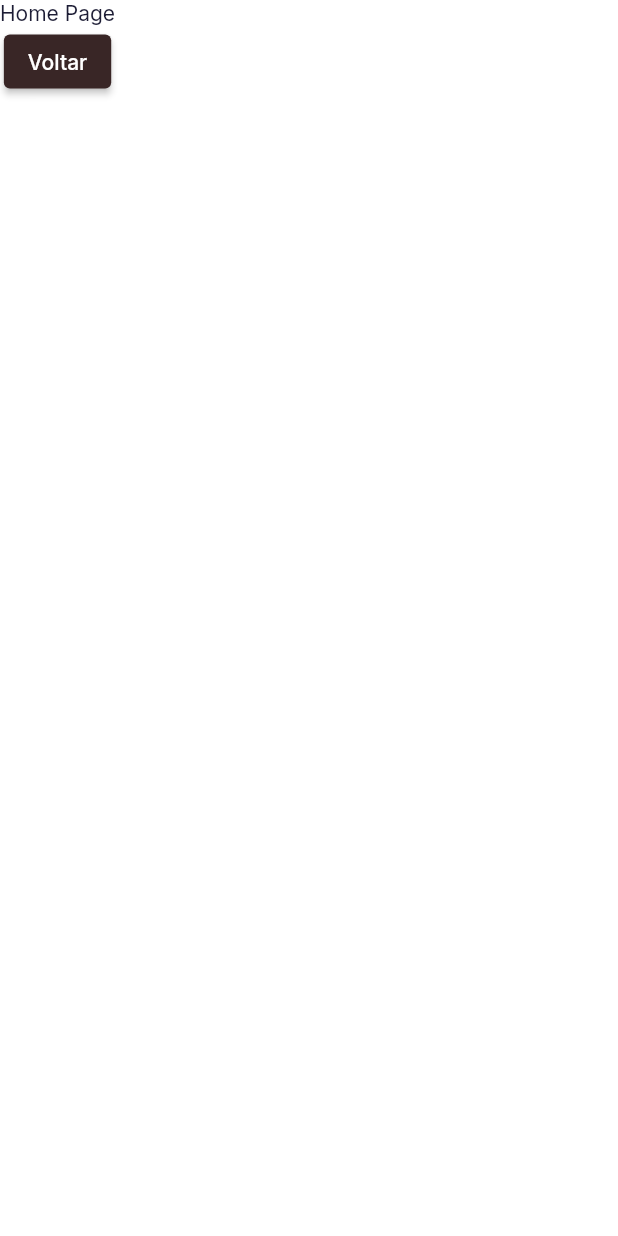
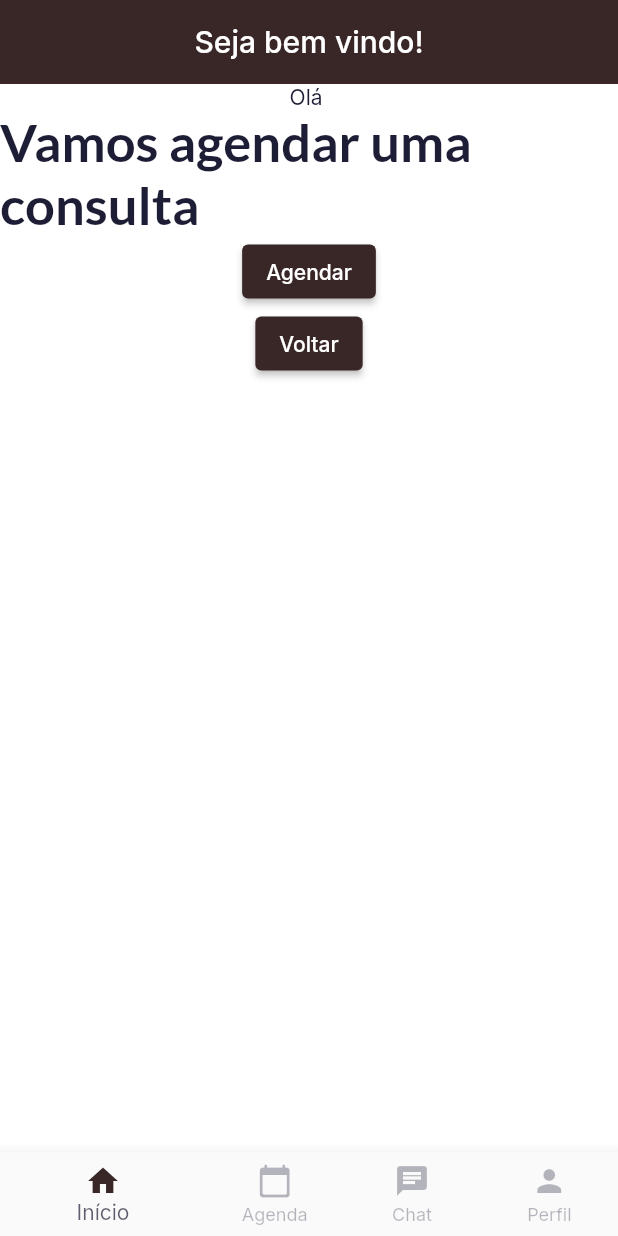
Before and after one commit to lauroduarte/stephanie_nutri, a Flutter app: the screen it shows once a user with an empty profile is signed in, after a tap on "Voltar", on a phone screen of 412 x 824 dp. Run offline on Flutter 3.47's test engine with Material 2 defaults, Android fonts, the phone set to English and light mode, and no system bars; our stand-ins replace cloud_firestore, firebase_auth, firebase_core, google_fonts, google_sign_in, group_button and 1 more; missing offline and left inert: flutter_facebook_auth; accounts and stored records are empty.

Commit message:
Inicio da implementacao do calendario

```diff
--- a/lib/main.dart
+++ b/lib/main.dart
@@ -1,16 +1,22 @@
+import 'package:cloud_firestore/cloud_firestore.dart';
 import 'package:firebase_auth/firebase_auth.dart';
 import 'package:firebase_core/firebase_core.dart';
 import 'package:flutter/material.dart';
 import 'package:provider/provider.dart';
+import 'package:intl/intl.dart';
+import 'package:intl/date_symbol_data_local.dart';
+
 import 'package:stephanie_nutri/services/authentication_services.dart';
 import 'package:stephanie_nutri/screens/home_page.dart';
 import 'package:stephanie_nutri/screens/sign_in.dart';
+import 'package:stephanie_nutri/services/booking_services.dart';
 import 'package:stephanie_nutri/services/users_services.dart';
 import 'package:stephanie_nutri/themes/theme.dart';
 
 Future<void> main() async {
   WidgetsFlutterBinding.ensureInitialized();
   await Firebase.initializeApp();
+  await initializeDateFormatting('pt_BR', null);
   runApp(const MyApp());
 }
 
@@ -26,13 +32,20 @@ class MyApp extends StatelessWidget {
           create: (_) => AuthenticationService(FirebaseAuth.instance),
         ),
         Provider<UserService>(
-          create: (_)=> UserService(),
+          create: (_) => UserService(),
+        ),
+        Provider<BookingService>(
+          create: (_) => BookingService(),
         ),
         StreamProvider(
           initialData: null,
           create: (context) =>
               context.read<AuthenticationService>().authStateChanges,
-        )
+        ),
+        StreamProvider<QuerySnapshot?>(
+          create: (context) => context.read<BookingService>().availableDays,
+          initialData: null,
+        ),
       ],
       child: MaterialApp(
         title: 'Stephanie Nutri',
--- /dev/null
+++ b/lib/screens/appointments.dart
@@ -0,0 +1,12 @@
+import 'package:flutter/material.dart';
+
+class Appointments extends StatelessWidget {
+  const Appointments({Key? key}) : super(key: key);
+
+  @override
+  Widget build(BuildContext context) {
+    return Container(
+    child: Text('Appointments'),
+    );
+  }
+}
--- a/lib/screens/home_page.dart
+++ b/lib/screens/home_page.dart
@@ -1,35 +1,52 @@
 import 'package:flutter/material.dart';
 import 'package:provider/provider.dart';
+import 'package:stephanie_nutri/screens/appointments.dart';
+import 'package:stephanie_nutri/screens/welcome.dart';
 
 import '../services/authentication_services.dart';
 
-
-class HomePage extends StatelessWidget {
+class HomePage extends StatefulWidget {
   const HomePage({Key? key}) : super(key: key);
 
+  @override
+  State<HomePage> createState() => _HomePageState();
+}
+
+class _HomePageState extends State<HomePage> {
+
+  final _pageOptions = [
+    Welcome(),
+    Appointments(),
+    Welcome(),
+    Welcome(),
+  ];
+
+  int selectedPage = 0;
+
   // _logout() async {
-  //   SharedPreferences sharedPreference = await SharedPreferences.getInstance();
-  //   await sharedPreference.remove('token');
-  // }
-
   @override
   Widget build(BuildContext context) {
     return SafeArea(
       child: Scaffold(
-        body: Column(
-          children: [
-            Text('Home Page'),
-            ElevatedButton(
-                onPressed: () {
-                  // await _logout();
-                  context.read<AuthenticationService>().signOut();
-                  // Navigator.pushReplacement(
-                  //   context,
-                  //   MaterialPageRoute(builder: (context) => LoginScreen()),
-                  // );
-                },
-                child: Text('Voltar')),
+        bottomNavigationBar: BottomNavigationBar(
+          currentIndex: selectedPage,
+          items: [
+            BottomNavigationBarItem(icon: Icon(Icons.home), label: "Início"),
+            BottomNavigationBarItem(icon: Icon(Icons.calendar_today_rounded), label: "Agenda"),
+            BottomNavigationBarItem(icon: Icon(Icons.chat), label: "Chat"),
+            BottomNavigationBarItem(icon: Icon(Icons.person), label: "Perfil"),
           ],
+          onTap: (index){
+            setState(() {
+              selectedPage = index;
+            });
+          },
+
+        ),
+        body:
+        IndexedStack(
+          index: selectedPage,
+          children: _pageOptions,
         ),
       ),
     );
--- /dev/null
+++ b/lib/screens/welcome.dart
@@ -0,0 +1,50 @@
+import 'package:firebase_auth/firebase_auth.dart';
+import 'package:flutter/material.dart';
+import 'package:provider/provider.dart';
+import 'package:google_fonts/google_fonts.dart';
+
+import '../services/authentication_services.dart';
+import 'booking.dart';
+
+class Welcome extends StatelessWidget {
+  const Welcome({Key? key}) : super(key: key);
+
+  @override
+  Widget build(BuildContext context) {
+    return Scaffold(
+      appBar: AppBar(
+        centerTitle: true,
+        title: Text('Seja bem vindo!'),
+      ),
+      body: Container(
+          child: Column(
+        children: [
+          Text('Olá ${FirebaseAuth.instance.currentUser!.displayName}'),
+          Text("Vamos agendar uma consulta",
+              style: GoogleFonts.lato(
+                fontSize: 35,
+                fontWeight: FontWeight.bold,
+              )),
+          ElevatedButton(
+            onPressed: () {
+              Navigator.of(context).push(
+                MaterialPageRoute(builder: (context) => Booking())
+              );
+            },
+            child: Text('Agendar'),
+          ),
+          ElevatedButton(
+              onPressed: () {
+                // await _logout();
+                context.read<AuthenticationService>().signOut();
+                // Navigator.pushReplacement(
+                //   context,
+                //   MaterialPageRoute(builder: (context) => LoginScreen()),
+                // );
+              },
+              child: Text('Voltar')),
+        ],
+      )),
+    );
+  }
+}
--- a/lib/themes/theme.dart
+++ b/lib/themes/theme.dart
@@ -21,6 +21,7 @@ ThemeData lightThemeData(BuildContext context) {
       primary: kPrimaryColor,
       secondary: kSecondaryColor,
       error: kErrorColor,
+
     ),
     bottomNavigationBarTheme: BottomNavigationBarThemeData(
       backgroundColor: Colors.white,
--- a/pubspec.yaml
+++ b/pubspec.yaml
@@ -42,6 +42,7 @@ dependencies:
   flutter_facebook_auth: ^4.0.1
   cloud_firestore: ^3.1.8
   group_button: ^4.5.0
+  table_calendar: ^3.0.4
 
 
 dev_dependencies:
```
Also changed, not shown: lib/screens/booking.dart (added, +65 -0 lines), lib/services/booking_services.dart (added, +29 -0 lines), lib/services/users_services.dart (+6 -3 lines), pubspec.lock.
